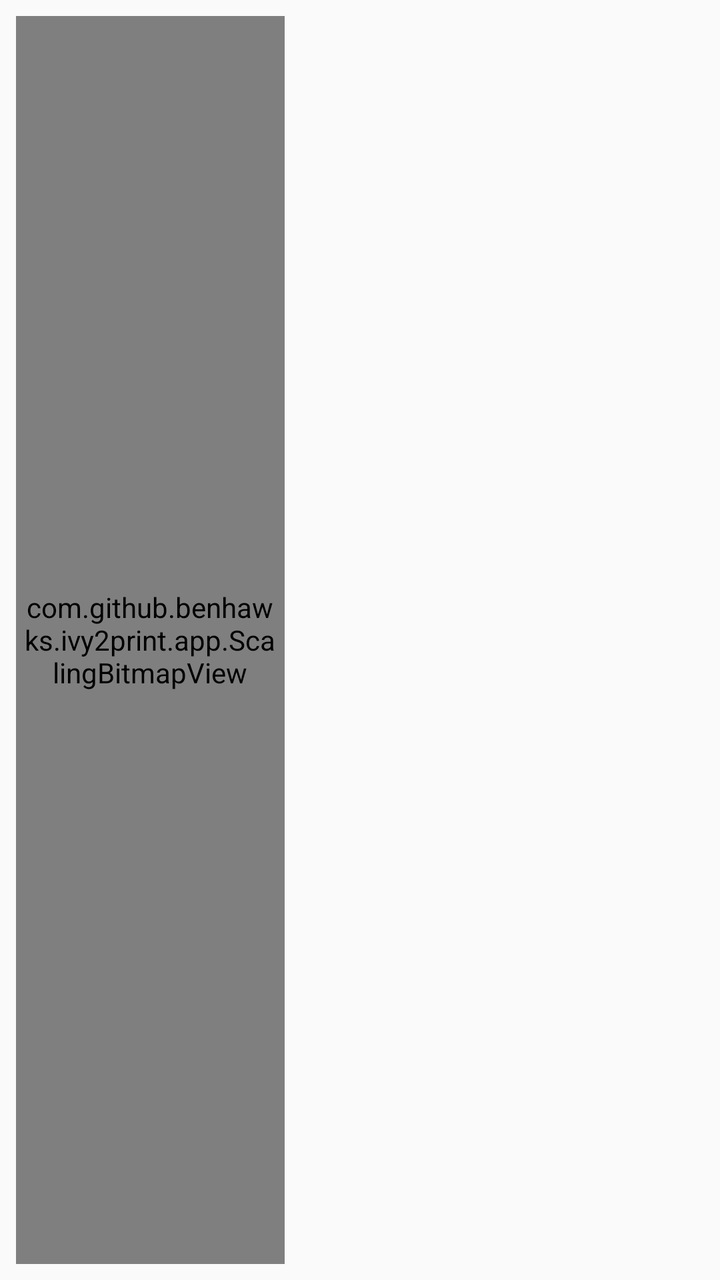
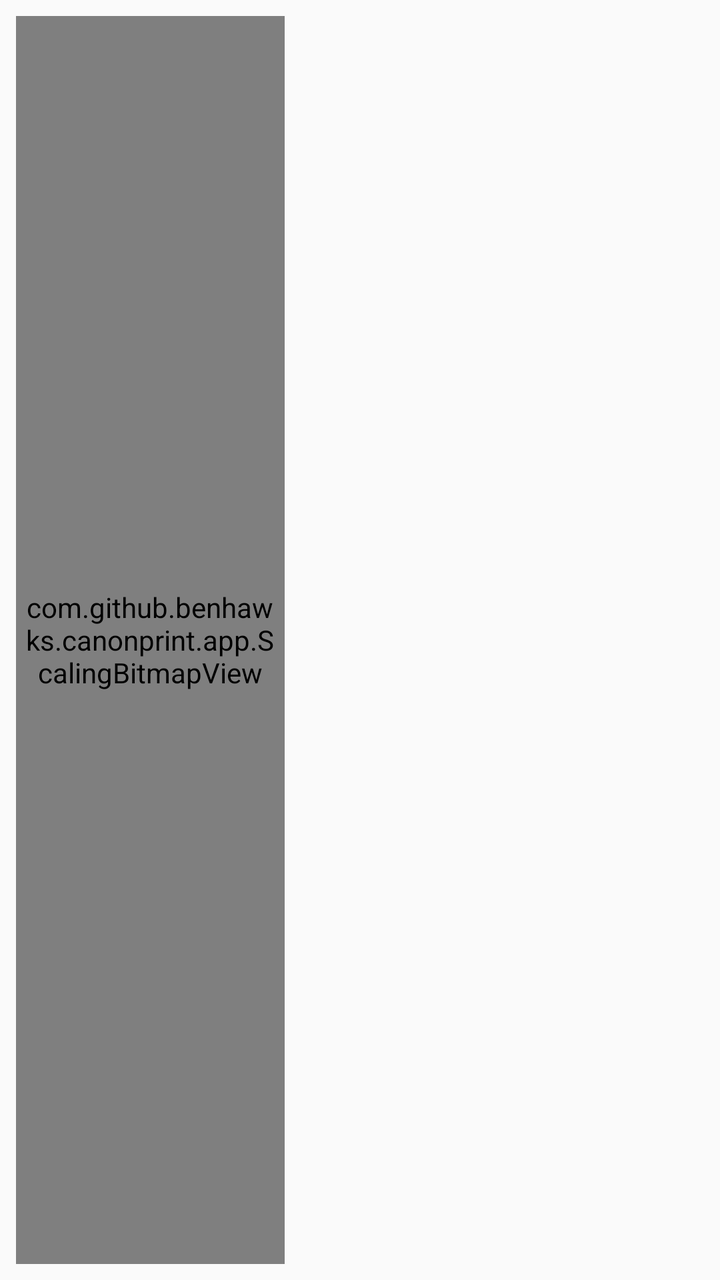

Compare the two renders of this Android layout. The source of the first and the diff that turns it into the second are given below.
<!-- AndroidManifest.xml: another module's application theme android:Theme.Material.Light.DarkActionBar -->
<!-- res/layout/print.xml -->
<?xml version="1.0" encoding="utf-8"?>
<LinearLayout xmlns:android="http://schemas.android.com/apk/res/android"
    android:layout_width="match_parent"
    android:layout_height="match_parent"
    android:orientation="horizontal"
    android:padding="8dp">

    <com.github.benhawks.ivy2print.app.ScalingBitmapView
        android:id="@+id/preview"
        android:layout_width="0dp"
        android:layout_height="match_parent"
        android:layout_weight="2"
        android:background="#333333"
        android:padding="4dp" />

    <LinearLayout
        android:layout_width="0dp"
        android:layout_height="match_parent"
        android:layout_marginLeft="8dp"
        android:layout_weight="3"
        android:orientation="vertical">

        <TextView
            android:id="@+id/title"
            android:layout_width="match_parent"
            android:layout_height="wrap_content"
            android:textSize="20sp"
            android:textStyle="bold" />

        <TextView
            android:id="@+id/options"
            android:layout_width="match_parent"
            android:layout_height="wrap_content"
            android:layout_marginTop="8dp"
            android:textSize="18sp" />

        <ProgressBar
            android:id="@+id/progress"
            style="?android:attr/progressBarStyleHorizontal"
            android:layout_width="match_parent"
            android:layout_height="wrap_content"
            android:layout_marginTop="8dp"
            android:visibility="invisible" />

        <TextView
            android:id="@+id/status"
            android:layout_width="match_parent"
            android:layout_height="0dp"
            android:layout_weight="1"
            android:textSize="18sp" />

        <TextView
            android:id="@+id/hint"
            android:layout_width="match_parent"
            android:layout_height="wrap_content"
            android:textSize="14sp" />
    </LinearLayout>

</LinearLayout>
<!-- resources referenced by this layout -->
<resources>

</resources>

<!-- the commit's change to res/layout/print.xml (unified diff, before → after) -->
@@ -5,7 +5,7 @@
     android:orientation="horizontal"
     android:padding="8dp">
 
-    <com.github.benhawks.ivy2print.app.ScalingBitmapView
+    <com.github.benhawks.canonprint.app.ScalingBitmapView
         android:id="@+id/preview"
         android:layout_width="0dp"
         android:layout_height="match_parent"
